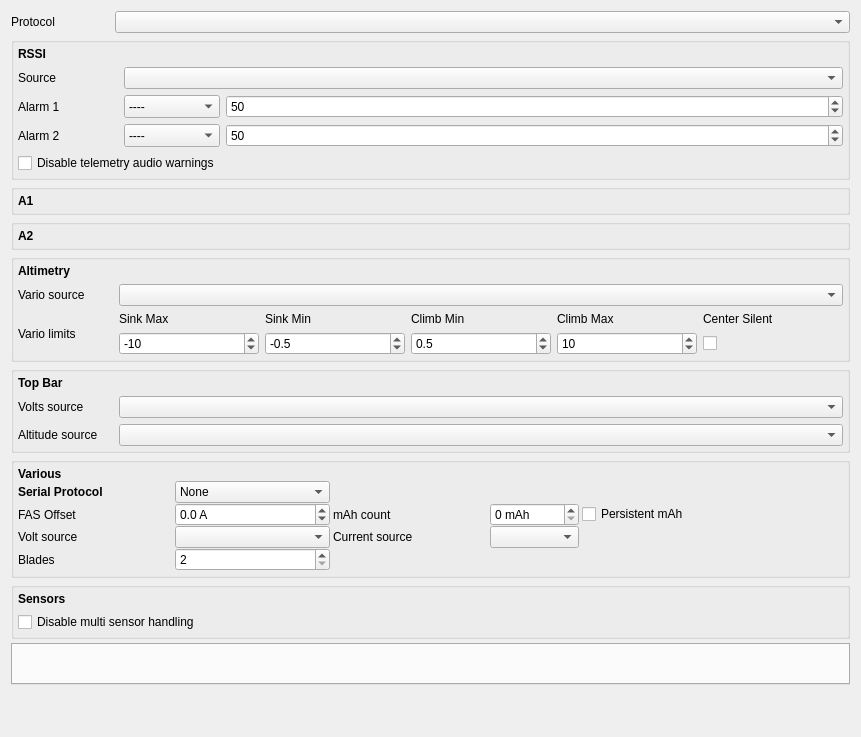
First picture: the form in companion/src/modeledit/telemetry.ui, repository opentx/opentx, before the edit.
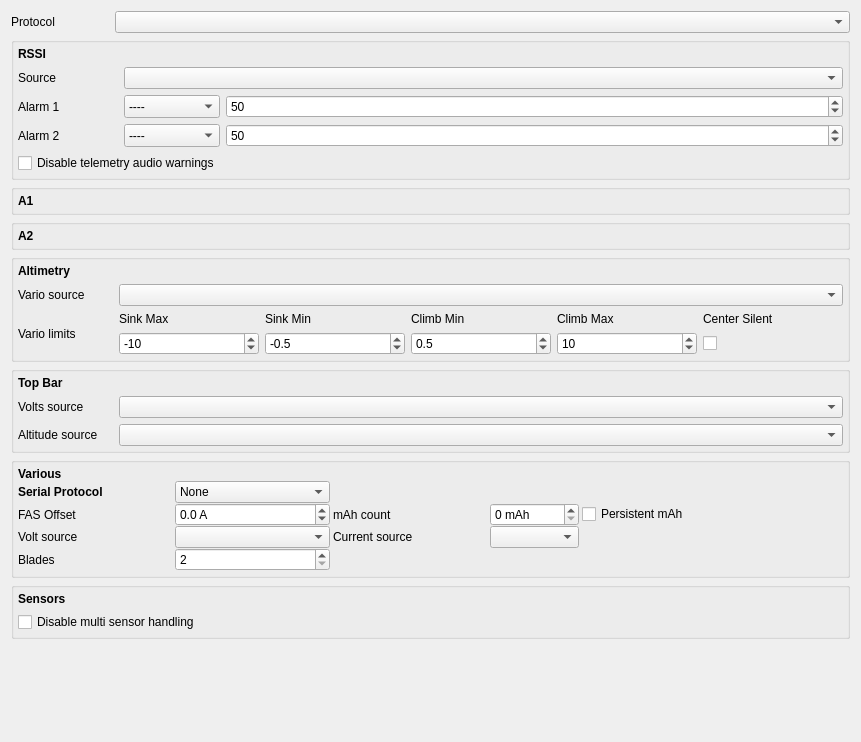
Second picture: the form after the edit. Custom widgets are drawn as their Qt base class.

Commit message: Move telemetry custom screens from telemetry tab to own tab

The edit to the form file:
```diff
--- a/companion/src/modeledit/telemetry.ui
+++ b/companion/src/modeledit/telemetry.ui
@@ -7,13 +7,13 @@
     <x>0</x>
     <y>0</y>
     <width>861</width>
-    <height>737</height>
+    <height>742</height>
    </rect>
   </property>
   <property name="windowTitle">
    <string/>
   </property>
-  <layout class="QVBoxLayout" name="verticalLayout" stretch="0,0,0,0,0,0,0,0,0,0">
+  <layout class="QVBoxLayout" name="verticalLayout" stretch="0,0,0,0,0,0,0,0,0">
    <property name="spacing">
     <number>4</number>
    </property>
@@ -999,19 +999,6 @@
      </layout>
     </widget>
    </item>
-   <item>
-    <widget class="QTabWidget" name="customScreens">
-     <property name="sizePolicy">
-      <sizepolicy hsizetype="MinimumExpanding" vsizetype="MinimumExpanding">
-       <horstretch>0</horstretch>
-       <verstretch>0</verstretch>
-      </sizepolicy>
-     </property>
-     <property name="currentIndex">
-      <number>-1</number>
-     </property>
-    </widget>
-   </item>
    <item>
     <spacer name="verticalSpacer">
      <property name="orientation">
```
Left out of the diff: 1 changed line with no effect on the pictures. The commit also changes 7 other files.
